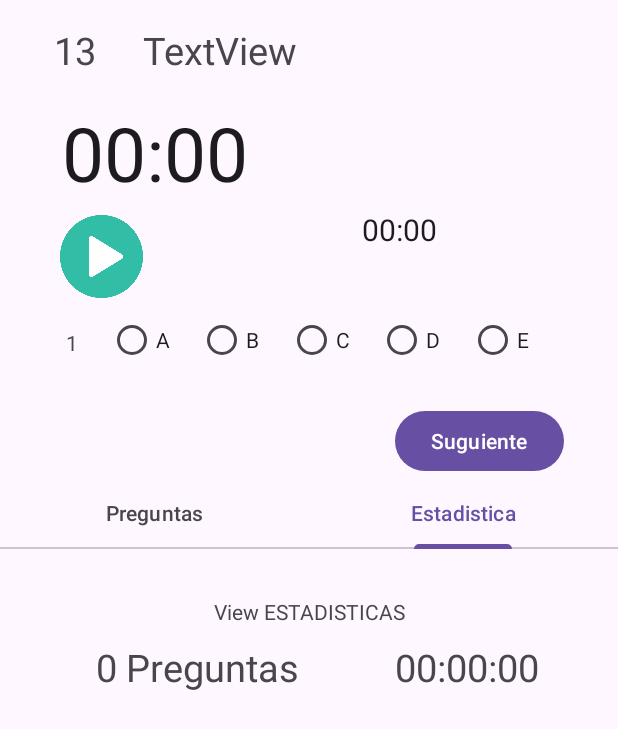
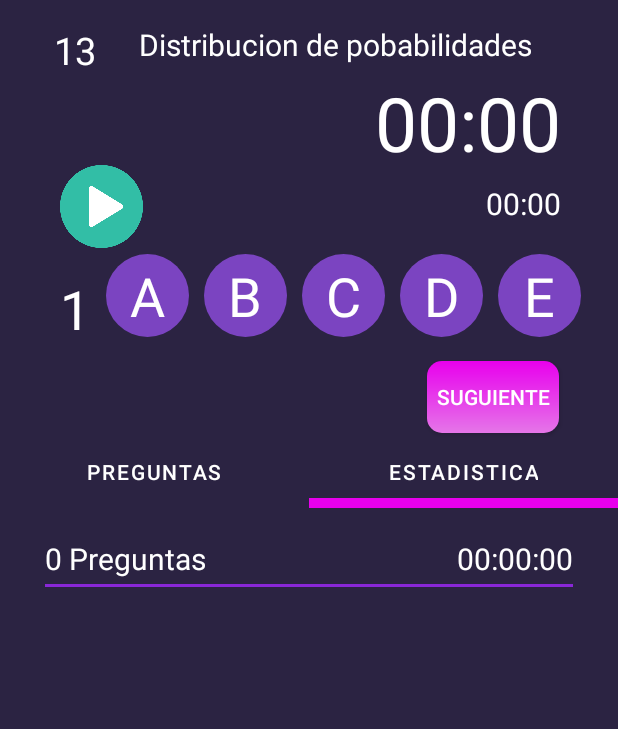
Before and after one commit to Edwardmamani/Timer_quizzDos, an Android app: the SecondActivity screen opened directly, with no data from a screen before it, tab 2 chosen, on a phone screen of 412 x 824 dp. Shown: the top 729 px of the screen. Run offline under Robolectric (Android 15) with nearby library versions, the phone set to English and light mode, and no system bars; 4 statements that could not run were skipped.

Commit message:
nice interface

```diff
--- a/app/src/main/java/edward/mamani/timer_quizzdos/SecondActivity.kt
+++ b/app/src/main/java/edward/mamani/timer_quizzdos/SecondActivity.kt
@@ -5,6 +5,7 @@ import android.os.Handler
 import android.os.Looper
 import android.os.SystemClock
 import android.view.View
+import android.widget.Chronometer
 import android.widget.RadioButton
 import android.widget.Toast
 import androidx.activity.enableEdgeToEdge
@@ -46,6 +47,14 @@ class SecondActivity : AppCompatActivity() {
             val systemBars = insets.getInsets(WindowInsetsCompat.Type.systemBars())
             v.setPadding(systemBars.left, systemBars.top, systemBars.right, systemBars.bottom)
             insets
+        }
+        binding.chronometer2.onChronometerTickListener = Chronometer.OnChronometerTickListener {
+            val elapsedMillis = SystemClock.elapsedRealtime() - binding.chronometer2.base
+            val hours = (elapsedMillis / 3600000).toInt()
+            val minutes = ((elapsedMillis - hours * 3600000) / 60000).toInt()
+            val seconds = ((elapsedMillis - hours * 3600000 - minutes * 60000) / 1000).toInt()
+            val time = String.format("%02d:%02d:%02d", hours, minutes, seconds)
+            binding.chronometer2.text = time
         }
         initData()
         initView()
--- a/app/src/main/res/layout/activity_add_tema.xml
+++ b/app/src/main/res/layout/activity_add_tema.xml
@@ -15,7 +15,7 @@
         android:layout_marginTop="56dp"
         android:ems="10"
         android:inputType="text"
-        android:hint="Nombre tema"
+        android:hint="@string/nombre_tema"
         app:layout_constraintEnd_toEndOf="parent"
         app:layout_constraintHorizontal_bias="0.497"
         app:layout_constraintStart_toStartOf="parent"
@@ -26,7 +26,7 @@
         android:layout_width="wrap_content"
         android:layout_height="wrap_content"
         android:layout_marginTop="20dp"
-        android:text="Agregar"
+        android:text="@string/agregar"
         app:layout_constraintEnd_toEndOf="parent"
         app:layout_constraintStart_toStartOf="parent"
         app:layout_constraintTop_toBottomOf="@+id/temaName" />
--- a/app/src/main/res/layout/activity_second.xml
+++ b/app/src/main/res/layout/activity_second.xml
@@ -5,25 +5,30 @@
     android:id="@+id/main"
     android:layout_width="match_parent"
     android:layout_height="match_parent"
+    android:background="@color/primario"
     tools:context=".SecondActivity">
+
     <TextView
         android:id="@+id/idTema"
         android:layout_width="30dp"
         android:layout_height="32dp"
         android:layout_marginStart="36dp"
         android:layout_marginTop="16dp"
-        android:text="13"
+        android:text="@string/trece"
+        android:textColor="@color/white"
         android:textSize="25sp"
         app:layout_constraintStart_toStartOf="parent"
         app:layout_constraintTop_toTopOf="parent" />
+
     <TextView
         android:id="@+id/tema"
-        android:layout_width="260dp"
-        android:layout_height="38dp"
+        android:layout_width="280dp"
+        android:layout_height="wrap_content"
         android:layout_marginStart="20dp"
         android:layout_marginTop="16dp"
-        android:text="TextView"
-        android:textSize="25sp"
+        android:text="@string/tema"
+        android:textColor="@color/white"
+        android:textSize="20sp"
         app:layout_constraintEnd_toEndOf="parent"
         app:layout_constraintHorizontal_bias="0.138"
         app:layout_constraintStart_toEndOf="@+id/idTema"
@@ -31,57 +36,36 @@
 
 
     <Chronometer
+        android:id="@+id/chronometerPregunta"
+        android:layout_width="124dp"
+        android:layout_height="25dp"
+        android:layout_marginTop="16dp"
+        android:textAlignment="textEnd"
+        android:textColor="@color/white"
+        android:textSize="20sp"
+        app:layout_constraintEnd_toEndOf="parent"
+        app:layout_constraintHorizontal_bias="0.867"
+        app:layout_constraintStart_toStartOf="parent"
+        app:layout_constraintTop_toBottomOf="@+id/chronometer2" />
+
+    <Chronometer
         android:id="@+id/chronometer2"
-        android:layout_width="300dp"
-        android:layout_height="wrap_content"
+        android:layout_width="251dp"
+        android:layout_height="58dp"
         android:layout_marginStart="20dp"
-        android:layout_marginTop="68dp"
-
+        android:layout_marginTop="48dp"
+        android:textAlignment="textEnd"
+        android:textColor="@color/white"
         android:textSize="50sp"
         app:layout_constraintEnd_toEndOf="parent"
-        app:layout_constraintHorizontal_bias="0.23"
+        app:layout_constraintHorizontal_bias="0.728"
         app:layout_constraintStart_toStartOf="parent"
         app:layout_constraintTop_toTopOf="parent" />
 
-    <TextView
-        android:id="@+id/nextPregunta"
-        android:layout_width="wrap_content"
-        android:layout_height="wrap_content"
-        android:layout_marginStart="44dp"
-        android:layout_marginTop="20dp"
-        android:text="0"
-        app:layout_constraintStart_toStartOf="parent"
-        app:layout_constraintTop_toBottomOf="@+id/start" />
-
-
-    <ImageView
-        android:id="@+id/start"
-        android:layout_width="55dp"
-        android:layout_height="55dp"
-        android:layout_marginStart="40dp"
-        android:layout_marginTop="8dp"
-        app:layout_constraintStart_toStartOf="parent"
-        app:layout_constraintTop_toBottomOf="@+id/chronometer2"
-        app:srcCompat="@drawable/boton_de_play" />
-
-
-
-    <Chronometer
-        android:id="@+id/chronometerPregunta"
-        android:layout_width="100dp"
-        android:layout_height="wrap_content"
-        android:layout_marginTop="4dp"
-        android:textSize="20sp"
-        app:layout_constraintEnd_toEndOf="parent"
-        app:layout_constraintHorizontal_bias="0.774"
-        app:layout_constraintStart_toStartOf="parent"
-        app:layout_constraintTop_toBottomOf="@+id/chronometer2" />
-
-
     <RadioGroup
         android:id="@+id/radioGroup"
-        android:layout_width="301dp"
-        android:layout_height="51dp"
+        android:layout_width="321dp"
+        android:layout_height="wrap_content"
         android:layout_marginTop="4dp"
         android:orientation="horizontal"
         app:layout_constraintEnd_toEndOf="parent"
@@ -91,43 +75,71 @@
 
         <RadioButton
             android:id="@+id/radioButton1"
-            android:layout_width="wrap_content"
-            android:layout_height="wrap_content"
-            android:layout_weight="1"
+            android:layout_width="55dp"
+            android:layout_height="55dp"
+            android:layout_marginEnd="10dp"
+            android:background="@drawable/bg_radio_button"
+            android:button="@null"
+            android:gravity="center"
             android:onClick="onRadioButtonClicked"
-            android:text="A" />
+            android:padding="0dp"
+            android:text="@string/A"
+            android:textColor="@color/white"
+            android:textSize="36sp" />
 
         <RadioButton
             android:id="@+id/radioButton2"
-            android:layout_width="wrap_content"
-            android:layout_height="wrap_content"
-            android:layout_weight="1"
+            android:layout_width="55dp"
+            android:layout_height="55dp"
+            android:layout_marginEnd="10dp"
+            android:background="@drawable/bg_radio_button"
+            android:button="@null"
+            android:gravity="center"
             android:onClick="onRadioButtonClicked"
-            android:text="B" />
+            android:padding="0dp"
+            android:text="@string/B"
+            android:textColor="@color/white"
+            android:textSize="36sp" />
 
         <RadioButton
             android:id="@+id/radioButton3"
-            android:layout_width="wrap_content"
-            android:layout_height="wrap_content"
-            android:layout_weight="1"
+            android:layout_width="55dp"
+            android:layout_height="55dp"
+            android:layout_marginEnd="10dp"
+            android:background="@drawable/bg_radio_button"
+            android:button="@null"
+            android:gravity="center"
             android:onClick="onRadioButtonClicked"
-            android:text="C" />
+            android:padding="0dp"
+            android:text="@string/C"
+            android:textColor="@color/white"
+            android:textSize="36sp" />
 
         <RadioButton
             android:id="@+id/radioButton4"
-            android:layout_width="wrap_content"
-            android:layout_height="wrap_content"
-            android:layout_weight="1"
+            android:layout_width="55dp"
+            android:layout_height="55dp"
+            android:layout_marginEnd="10dp"
+            android:background="@drawable/bg_radio_button"
+            android:button="@null"
+            android:gravity="center"
             android:onClick="onRadioButtonClicked"
-            android:text="D" />
+            android:text="@string/D"
+            android:textColor="@color/white"
+            android:textSize="36sp" />
 
         <RadioButton
             android:id="@+id/radioButton5"
-            android:layout_width="wrap_content"
-            android:layout_height="wrap_content"
-            android:layout_weight="1"
+            android:layout_width="55dp"
+            android:layout_height="55dp"
+            android:layout_marginEnd="10dp"
+            android:background="@drawable/bg_radio_button"
+            android:button="@null"
+            android:gravity="center"
             android:onClick="onRadioButtonClicked"
-            android:text="E" />
+            android:text="@string/E"
+            android:textColor="@color/white"
+            android:textSize="36sp" />
 
         <!--        RadioButton oculto-->
         <RadioButton
@@ -138,25 +150,35 @@
             android:visibility="gone"
             android:onClick="onRadioButtonClicked"
             android:checked="true"
-            android:text="-" />
+            android:text="@string/ND" />
     </RadioGroup>
 
-    <Button
-        android:id="@+id/siguiente"
+    <TextView
+        android:id="@+id/nextPregunta"
         android:layout_width="wrap_content"
         android:layout_height="wrap_content"
+        android:layout_marginStart="40dp"
         android:layout_marginTop="16dp"
-        android:text="Suguiente"
-        app:layout_constraintEnd_toEndOf="parent"
-        app:layout_constraintHorizontal_bias="0.879"
+        android:text="@string/cero"
+        android:textColor="@color/white"
+
+        android:textSize="36sp"
         app:layout_constraintStart_toStartOf="parent"
-        app:layout_constraintTop_toBottomOf="@+id/radioGroup" />
+        app:layout_constraintTop_toBottomOf="@+id/start" />
 
     <com.google.android.material.tabs.TabLayout
         android:id="@+id/tabLayout"
         android:layout_width="match_parent"
         android:layout_height="wrap_content"
+        android:layout_marginTop="2dp"
+        android:theme="@style/Theme.MaterialComponents.DayNight.DarkActionBar"
+        app:tabTextColor="@color/white"
+        app:tabIndicatorColor="@null"
+        app:tabIndicator="@drawable/bottom_tab_indicator"
+        android:background="@color/primario"
+
         app:layout_constraintEnd_toEndOf="parent"
+        app:layout_constraintHorizontal_bias="0.0"
         app:layout_constraintStart_toStartOf="parent"
         app:layout_constraintTop_toBottomOf="@+id/siguiente" />
 
@@ -164,11 +186,39 @@
         android:id="@+id/view_pager"
         android:layout_width="match_parent"
         android:layout_height="0dp"
+        android:layout_marginStart="30dp"
+        android:layout_marginEnd="30dp"
+
         app:layout_constraintBottom_toBottomOf="parent"
         app:layout_constraintEnd_toEndOf="parent"
         app:layout_constraintHorizontal_bias="0.0"
         app:layout_constraintStart_toStartOf="parent"
         app:layout_constraintTop_toBottomOf="@+id/tabLayout"
-        app:layout_constraintVertical_bias="0.0" />
+        app:layout_constraintVertical_bias="1.0" />
+
+    <ImageView
+        android:id="@+id/start"
+        android:layout_width="55dp"
+        android:layout_height="55dp"
+        android:layout_marginStart="40dp"
+        android:layout_marginTop="4dp"
+        android:contentDescription="@string/todo"
+        app:layout_constraintStart_toStartOf="parent"
+        app:layout_constraintTop_toBottomOf="@+id/chronometer2"
+        app:srcCompat="@drawable/boton_de_play" />
+
+
+    <Button
+        android:id="@+id/siguiente"
+        android:layout_width="wrap_content"
+        android:layout_height="wrap_content"
+        android:layout_marginTop="16dp"
+        android:background="@drawable/button_gradient"
+        android:text="@string/suguiente"
+        android:textColor="@color/white"
+        app:layout_constraintEnd_toEndOf="parent"
+        app:layout_constraintHorizontal_bias="0.879"
+        app:layout_constraintStart_toStartOf="parent"
+        app:layout_constraintTop_toBottomOf="@+id/radioGroup" />
 
 </androidx.constraintlayout.widget.ConstraintLayout>
--- a/app/src/main/res/layout/fragment_estadisticas.xml
+++ b/app/src/main/res/layout/fragment_estadisticas.xml
@@ -6,18 +6,6 @@
     xmlns:app="http://schemas.android.com/apk/res-auto"
     tools:context=".fragments.EstadisticasFragment">
 
-    <!-- TODO: Update blank fragment layout -->
-
-    <TextView
-        android:id="@+id/textView"
-        android:layout_width="match_parent"
-        android:layout_height="wrap_content"
-        android:layout_marginTop="32dp"
-        android:text="View ESTADISTICAS"
-        android:textAlignment="center"
-        app:layout_constraintEnd_toEndOf="parent"
-        app:layout_constraintTop_toTopOf="parent" />
-
     <androidx.recyclerview.widget.RecyclerView
         android:id="@+id/recyclerViewDataEstadisctica"
         android:layout_width="match_parent"
@@ -25,7 +13,8 @@
         app:layoutManager="androidx.recyclerview.widget.LinearLayoutManager"
 
         app:layout_constraintEnd_toEndOf="parent"
+        app:layout_constraintHorizontal_bias="0.0"
         app:layout_constraintStart_toStartOf="parent"
-        app:layout_constraintTop_toBottomOf="@+id/textView" />
+        app:layout_constraintTop_toTopOf="parent" />
 
 </androidx.constraintlayout.widget.ConstraintLayout>
--- a/app/src/main/res/layout/item_data_estadistica.xml
+++ b/app/src/main/res/layout/item_data_estadistica.xml
@@ -4,16 +4,17 @@
     xmlns:tools="http://schemas.android.com/tools"
     android:layout_width="match_parent"
     android:layout_height="wrap_content"
-    android:paddingTop="10dp"
-    android:paddingBottom="10dp">
+    android:background="@drawable/bottom_border"
+    android:layout_marginTop="20sp"
+    android:paddingBottom="5dp"
+    android:theme="@style/Theme.App.White">
 
     <TextView
         android:id="@+id/dataEstadisticaKey"
         android:layout_width="wrap_content"
         android:layout_height="wrap_content"
-        android:layout_marginStart="64dp"
-        android:text="[Data Estadistica] key"
-        android:textSize="25sp"
+        android:text="@string/premedio"
+        android:textSize="20sp"
         app:layout_constraintBottom_toBottomOf="parent"
         app:layout_constraintStart_toStartOf="parent"
         app:layout_constraintTop_toTopOf="parent" />
@@ -22,11 +23,9 @@
         android:id="@+id/dataEstadisticaValue"
         android:layout_width="wrap_content"
         android:layout_height="wrap_content"
-        android:text="[Data Estadistica] value"
-        android:textSize="25sp"
+        android:text="@string/tiempo"
+        android:textSize="20sp"
         app:layout_constraintBottom_toBottomOf="parent"
         app:layout_constraintEnd_toEndOf="parent"
-        app:layout_constraintHorizontal_bias="0.548"
-        app:layout_constraintStart_toEndOf="@+id/dataEstadisticaKey"
         app:layout_constraintTop_toTopOf="parent" />
 </androidx.constraintlayout.widget.ConstraintLayout>
--- a/app/src/main/res/values/colors.xml
+++ b/app/src/main/res/values/colors.xml
@@ -3,4 +3,11 @@
     <color name="black">#FF000000</color>
     <color name="white">#FFFFFFFF</color>
     <color name="primario">#2B2342</color>
+    <color name="radioButtomFalse">#7B44C1</color>
+    <color name="bckbtntop">#E800ED</color>
+    <color name="linear">#8927D7</color>
+    <color name="background_color">#2E2750</color>
+    <color name="button_color">#FF00FF</color>
+    <color name="register_text_color">#00FFFF</color>
+
 </resources>
--- a/app/src/main/res/values/strings.xml
+++ b/app/src/main/res/values/strings.xml
@@ -2,4 +2,31 @@
     <string name="app_name">Timer_quizzDos</string>
     <!-- TODO: Remove or change this placeholder text -->
     <string name="hello_blank_fragment">Hello blank fragment</string>
+    <string name="A">A</string>
+    <string name="B">B</string>
+    <string name="C">C</string>
+    <string name="D">D</string>
+    <string name="E">E</string>
+    <string name='ND'>-</string>
+    <string name="cero">0.</string>
+    <string name="trece">13</string>
+    <string name="tema">Distribucion de pobabilidades</string>
+    <string name="todo">TODO</string>
+    <string name="suguiente">Suguiente</string>
+    <string name="continuar">Continuar</string>
+    <string name="tiempo">00:01:34</string>
+    <string name="premedio">Premedio</string>
+    <string name="logo_description">Logo de TimerQuiz</string>
+    <string name="email_hint">Email</string>
+    <string name="password_hint">Contraseña</string>
+    <string name="login_button">LOGIN</string>
+    <string name="register_prompt">Aun no tienes cuenta? <font color='#00FFFF'>Registrate</font></string>
+    <string name="nombre_tema">Nombre tema</string>
+    <string name="agregar">Agregar</string>
+    <string name="nombre">Nombre</string>
+    <string name="numero">Número de celular</string>
+    <string name="registrar">Registrar</string>
+    <string name="promp_login">Ya es usuario? Login</string>
+
+
 </resources>
--- /dev/null
+++ b/app/src/main/res/values/styles.xml
@@ -0,0 +1,14 @@
+<?xml version="1.0" encoding="utf-8"?>
+<resources>
+
+    <style name="PaddingActivity">
+        <item name="android:padding">20dp</item>
+    </style>
+
+    <style name="Theme.App.White" parent="Theme.AppCompat.Light.DarkActionBar">
+        <!-- Colores personalizados -->
+        <item name="android:background">@color/primario</item>
+        <item name="android:textColor">@android:color/white</item>
+    </style>
+
+</resources>
--- a/app/src/main/res/values/themes.xml
+++ b/app/src/main/res/values/themes.xml
@@ -1,6 +1,6 @@
 <resources xmlns:tools="http://schemas.android.com/tools">
     <!-- Base application theme. -->
-    <style name="Base.Theme.Timer_quizzDos" parent="Theme.Material3.DayNight.NoActionBar">
+    <style name="Base.Theme.Timer_quizzDos" parent="Theme.AppCompat.Light.NoActionBar">
         <!-- Customize your light theme here. -->
         <!-- <item name="colorPrimary">@color/my_light_primary</item> -->
     </style>
```
Also changed, not shown: app/src/main/AndroidManifest.xml (+8 -2 lines), app/src/main/java/edward/mamani/timer_quizzdos/Auth/LoginActivity.kt (added, +21 -0 lines), app/src/main/java/edward/mamani/timer_quizzdos/Auth/RegisterActivity.kt (added, +21 -0 lines), app/src/main/res/layout/activity_login.xml (added, +110 -0 lines), app/src/main/res/layout/activity_main.xml (+4 -3 lines), app/src/main/res/layout/activity_register.xml (added, +144 -0 lines), app/src/main/res/layout/item_pregunta.xml (+20 -11 lines), app/src/main/res/layout/item_tema.xml (+24 -20 lines).
